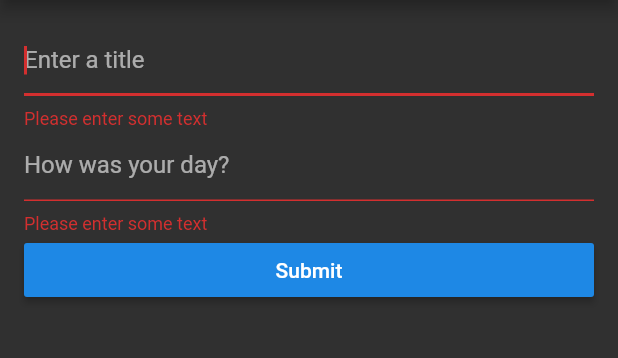
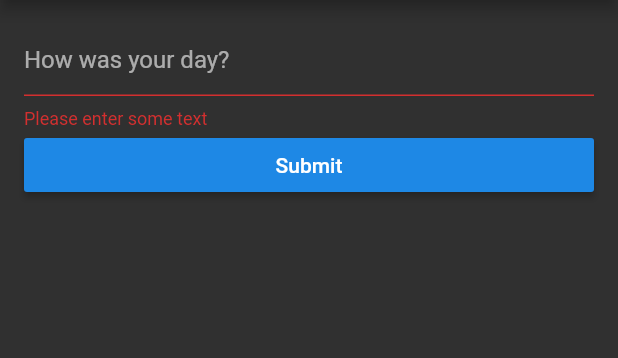
Before and after one commit to willxu1234/introspect, a Flutter app: the AddEntryPage screen opened directly, after a tap on "Submit", on a phone screen of 412 x 824 dp, the part 84-442 px from its top. Run offline on Flutter 3.47's test engine with Material 2 defaults, Android fonts, the phone set to English and light mode, and no system bars.

Commit message:
remove title stuff

```diff
--- a/lib/models/entries.dart
+++ b/lib/models/entries.dart
@@ -3,12 +3,11 @@ import 'package:flutter/foundation.dart';
 import 'emotions.dart';
 
 class Entry {
-  String title;
   DateTime date;
   String body;
   Emotion emotion;
 
-  Entry(this.title, this.date, this.body, this.emotion);
+  Entry(this.date, this.body, this.emotion);
 }
 
 // Declared with ChangeNotifier so Consumers can efficiently access the global
@@ -19,10 +18,8 @@ class EntriesModel extends ChangeNotifier {
   final List<Entry> _entries = List<Entry>();
 
   static final Entry _defaultEntry = new Entry(
-      "No entries yet. Make your first"
-          "one by hitting Compose!",
       null,
-      "",
+      "No entries yet. Make your first one by hitting Compose!",
       Emotions.wheel);
 
   void add(Entry entry) {
--- a/lib/widgets/add_entry_form.dart
+++ b/lib/widgets/add_entry_form.dart
@@ -13,13 +13,11 @@ class _AddEntryFormWidgetState extends State<AddEntryFormWidget> {
   // Form key validates entries.
   final _formKey = GlobalKey<FormState>();
   // Controllers keep track of text boxes.
-  final _titleController = TextEditingController();
   final _bodyController = TextEditingController(); // hehe
 
   @override
   void dispose() {
     // Clean up controllers after user leaves the page.
-    _titleController.dispose();
     _bodyController.dispose();
     super.dispose();
   }
@@ -27,11 +25,8 @@ class _AddEntryFormWidgetState extends State<AddEntryFormWidget> {
   void submitForm() {
     if (_formKey.currentState.validate()) {
       // Directly adds entry to EntriesModel.
-      Provider.of<EntriesModel>(context, listen: false).add(Entry(
-          _titleController.text,
-          DateTime.now(),
-          _bodyController.text,
-          Emotions.wheel));
+      Provider.of<EntriesModel>(context, listen: false)
+          .add(Entry(DateTime.now(), _bodyController.text, Emotions.wheel));
       Navigator.pop(context);
     }
   }
@@ -44,21 +39,6 @@ class _AddEntryFormWidgetState extends State<AddEntryFormWidget> {
           key: _formKey,
           child:
               ListView(padding: const EdgeInsets.all(16.0), children: <Widget>[
-            // Title field.
-            TextFormField(
-              autofocus: true,
-              textInputAction: TextInputAction.next,
-              controller: _titleController,
-              decoration: const InputDecoration(
-                hintText: 'Enter a title',
-              ),
-              validator: (value) {
-                if (value.isEmpty) {
-                  return 'Please enter some text';
-                }
-                return null;
-              },
-            ),
             TextFormField(
               // Body field.
               textInputAction: TextInputAction.done,
--- a/lib/widgets/entry_list.dart
+++ b/lib/widgets/entry_list.dart
@@ -33,7 +33,7 @@ class _EntryListWidgetState extends State<EntryListWidget> {
                   Padding(
                     padding: const EdgeInsets.all(16.0),
                     // Choose which entry to display.
-                    child: Text(entries.getEntry(position).title),
+                    child: Text(entries.getEntry(position).body),
                   ),
                 ],
               ),
```
